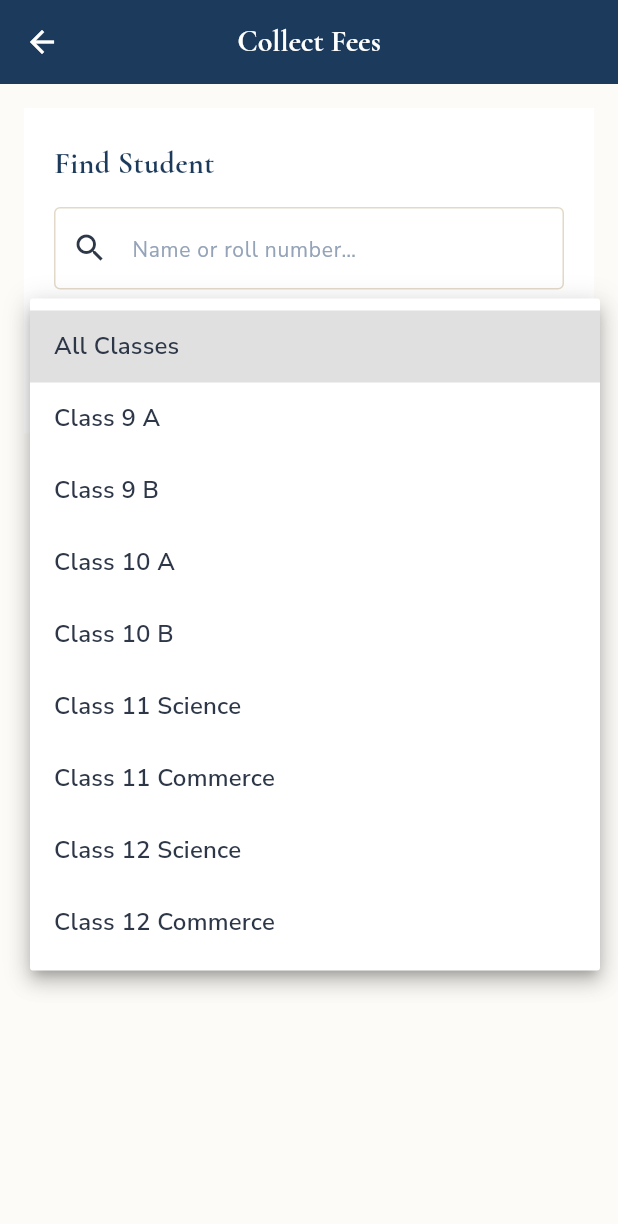
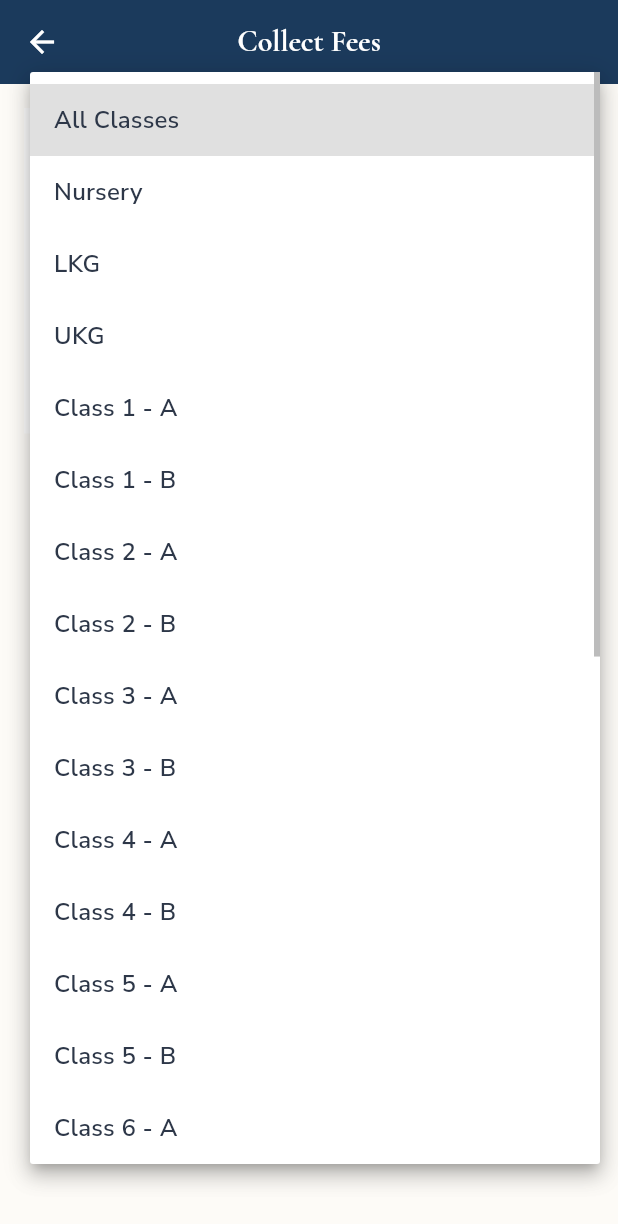
Before and after one commit to DileepJexpert/school-project-ui, a Flutter app: the FeeCollectionScreen screen opened directly, after a tap on "All Classes", on a phone screen of 412 x 824 dp. Shown: the top 1224 px of the screen. Run offline on Flutter 3.47's test engine with Material 3 defaults, Android fonts, the phone set to English and light mode, and no system bars; our stand-ins replace dio, fl_chart, google_fonts, shared_preferences, shimmer; accounts and stored records are empty.

Commit message:
fix: fee collection search - race condition + complete class list
Two bugs fixed:

1. Race condition causing flickering:
   Added _searchSeq counter. Each search call captures its own
   sequence number before the async gap. On return, if the counter
   no longer matches (a newer search fired), the stale response is
   discarded. This prevents old 'found 1' responses overwriting
   newer 'found 0' responses and causing result flicker.

2. Class filter list was broken:
   Old list was 8 hardcoded values ('Class 9 A', 'Class 11 Science')
   that never matched StudentFeeProfile.className in the DB.
   Replaced with the full set (Nursery/LKG/UKG + Class 1-12 with
   sections A and B) using the same 'Class X - A' format as the
   fee setup screen.

```diff
--- a/lib/features/admin/screens/fee_collection_screen.dart
+++ b/lib/features/admin/screens/fee_collection_screen.dart
@@ -28,6 +28,8 @@ class _FeeCollectionScreenState extends State<FeeCollectionScreen> {
   bool _processing = false;
   String? _error;
   Timer? _debounce;
+  // Sequence counter to discard stale async search responses
+  int _searchSeq = 0;
   double _discount = 0.0;
   DateTime _payDate = DateTime.now();
   String? _payMode;
@@ -35,8 +37,23 @@ class _FeeCollectionScreenState extends State<FeeCollectionScreen> {
   final _dateFmt = DateFormat('dd MMM yyyy');
 
   final _payModes = ['CASH', 'CHEQUE', 'DIGITAL_PAYMENT', 'CHALLAN'];
-  final _classes = ['Class 9 A', 'Class 9 B', 'Class 10 A', 'Class 10 B',
-      'Class 11 Science', 'Class 11 Commerce', 'Class 12 Science', 'Class 12 Commerce'];
+
+  // Full class list matching StudentFeeProfile.className values in the DB
+  static const _classes = [
+    'Nursery', 'LKG', 'UKG',
+    'Class 1 - A', 'Class 1 - B',
+    'Class 2 - A', 'Class 2 - B',
+    'Class 3 - A', 'Class 3 - B',
+    'Class 4 - A', 'Class 4 - B',
+    'Class 5 - A', 'Class 5 - B',
+    'Class 6 - A', 'Class 6 - B',
+    'Class 7 - A', 'Class 7 - B',
+    'Class 8 - A', 'Class 8 - B',
+    'Class 9 - A', 'Class 9 - B',
+    'Class 10 - A', 'Class 10 - B',
+    'Class 11 - A', 'Class 11 - B',
+    'Class 12 - A', 'Class 12 - B',
+  ];
 
   @override
   void initState() {
@@ -58,14 +75,19 @@ class _FeeCollectionScreenState extends State<FeeCollectionScreen> {
       setState(() { _results = []; _selected = null; _error = null; });
       return;
     }
+    // Capture sequence BEFORE the async gap so stale responses are ignored.
+    // Each new search call increments the counter; only the latest response applies.
+    final seq = ++_searchSeq;
     setState(() { _searching = true; _error = null; });
     try {
       final r = await FeeApiService.searchStudents(name: q, className: _classFilter);
+      if (seq != _searchSeq) return; // a newer search has already fired — discard this
       setState(() => _results = r);
     } catch (e) {
+      if (seq != _searchSeq) return;
       setState(() => _error = 'Search failed: $e');
     } finally {
-      setState(() => _searching = false);
+      if (seq == _searchSeq) setState(() => _searching = false);
     }
   }
 
```
